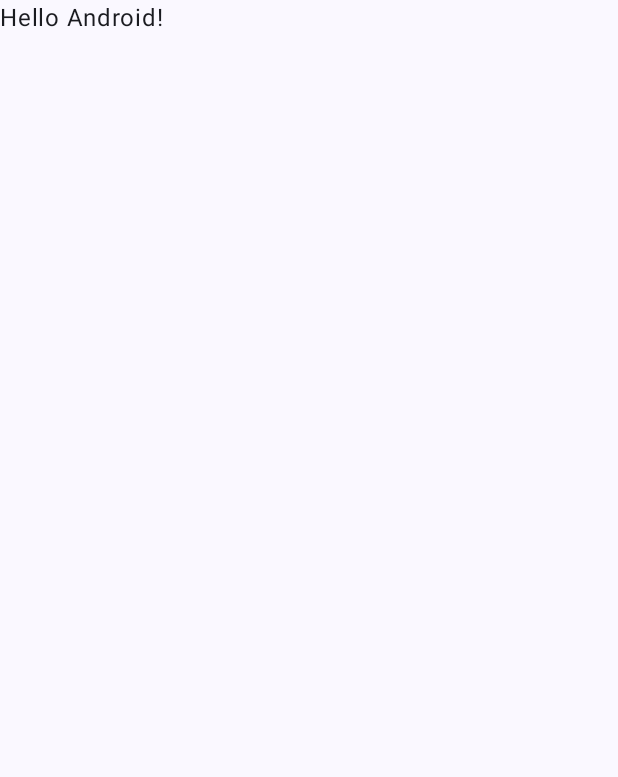
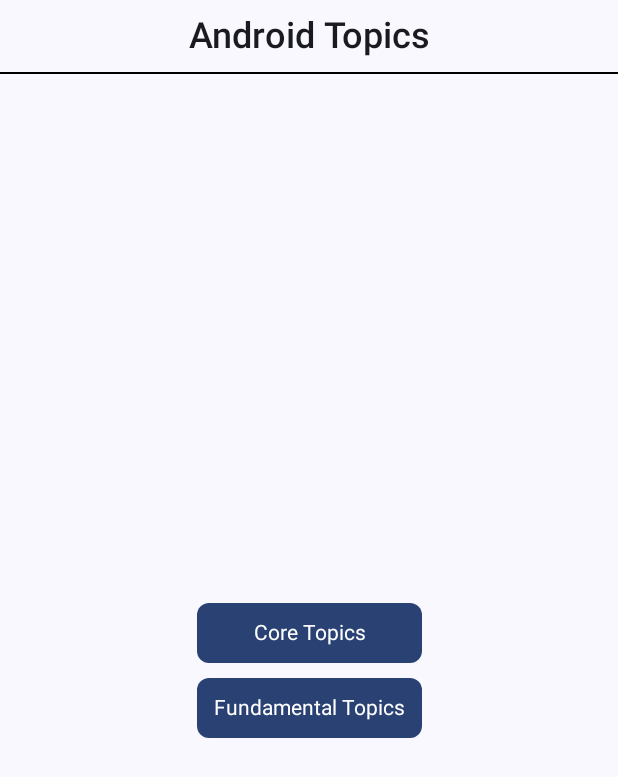
Before and after one commit to axatabyss/Android-Concept, an Android app built with Jetpack Compose: the screen it shows after launch (MainActivity), on a phone screen of 412 x 824 dp. Before the commit the part shown is almost empty. Shown: the top 777 px of the screen. Run offline under Robolectric (Android 15) with nearby library versions, the phone set to English and light mode, and no system bars.

Commit message:
Initial Button and Dashboard UI

```diff
--- a/app/build.gradle.kts
+++ b/app/build.gradle.kts
@@ -59,6 +59,11 @@ dependencies {
     implementation("androidx.compose.ui:ui-graphics")
     implementation("androidx.compose.ui:ui-tooling-preview")
     implementation("androidx.compose.material3:material3")
+
+    // Compose Navigation
+    implementation("androidx.navigation:navigation-compose:2.7.6")
+
+
     testImplementation("junit:junit:4.13.2")
     androidTestImplementation("androidx.test.ext:junit:1.1.5")
     androidTestImplementation("androidx.test.espresso:espresso-core:3.5.1")
--- a/app/src/main/java/com/axat/androidconcept/MainActivity.kt
+++ b/app/src/main/java/com/axat/androidconcept/MainActivity.kt
@@ -6,41 +6,26 @@ import androidx.activity.compose.setContent
 import androidx.compose.foundation.layout.fillMaxSize
 import androidx.compose.material3.MaterialTheme
 import androidx.compose.material3.Surface
-import androidx.compose.material3.Text
-import androidx.compose.runtime.Composable
 import androidx.compose.ui.Modifier
-import androidx.compose.ui.tooling.preview.Preview
+import androidx.navigation.compose.rememberNavController
 import com.axat.androidconcept.ui.theme.AndroidConceptTheme
+import com.axat.androidconcept.core.navigation.NavigationGraph
 
 class MainActivity : ComponentActivity() {
     override fun onCreate(savedInstanceState: Bundle?) {
         super.onCreate(savedInstanceState)
         setContent {
             AndroidConceptTheme {
-                // A surface container using the 'background' color from the theme
                 Surface(
                     modifier = Modifier.fillMaxSize(),
                     color = MaterialTheme.colorScheme.background
                 ) {
-                    Greeting("Android")
+
+                    val navController = rememberNavController()
+                    NavigationGraph(navController)
+
                 }
             }
         }
     }
 }
-
-@Composable
-fun Greeting(name: String, modifier: Modifier = Modifier) {
-    Text(
-        text = "Hello $name!",
-        modifier = modifier
-    )
-}
-
-@Preview(showBackground = true)
-@Composable
-fun GreetingPreview() {
-    AndroidConceptTheme {
-        Greeting("Android")
-    }
-}
--- /dev/null
+++ b/app/src/main/java/com/axat/androidconcept/core/navigation/NavigationGraph.kt
@@ -0,0 +1,27 @@
+package com.axat.androidconcept.core.navigation
+
+import androidx.activity.compose.BackHandler
+import androidx.compose.runtime.Composable
+import androidx.navigation.NavHostController
+import androidx.navigation.compose.NavHost
+import androidx.navigation.compose.composable
+import com.axat.androidconcept.features.presentation.HomeScreen
+
+
+@Composable
+fun NavigationGraph(
+    navController: NavHostController,
+) {
+
+    NavHost(
+        navController = navController,
+        startDestination = NavigationRoute.HOME_SCREEN
+    ) {
+
+        composable(NavigationRoute.HOME_SCREEN) {
+            HomeScreen(navController = navController)
+        }
+
+    }
+
+}
--- /dev/null
+++ b/app/src/main/java/com/axat/androidconcept/core/navigation/NavigationRoute.kt
@@ -0,0 +1,7 @@
+package com.axat.androidconcept.core.navigation
+
+object NavigationRoute {
+
+    const val HOME_SCREEN = "home_screen"
+
+}
--- /dev/null
+++ b/app/src/main/java/com/axat/androidconcept/features/presentation/HomeScreen.kt
@@ -0,0 +1,107 @@
+package com.axat.androidconcept.features.presentation
+
+import android.annotation.SuppressLint
+import androidx.compose.foundation.layout.Arrangement
+import androidx.compose.foundation.layout.Box
+import androidx.compose.foundation.layout.Column
+import androidx.compose.foundation.layout.PaddingValues
+import androidx.compose.foundation.layout.Row
+import androidx.compose.foundation.layout.fillMaxSize
+import androidx.compose.foundation.layout.height
+import androidx.compose.foundation.layout.padding
+import androidx.compose.foundation.layout.size
+import androidx.compose.foundation.layout.width
+import androidx.compose.foundation.shape.RoundedCornerShape
+import androidx.compose.material3.Button
+import androidx.compose.material3.Divider
+import androidx.compose.material3.Scaffold
+import androidx.compose.material3.Text
+import androidx.compose.runtime.Composable
+import androidx.compose.ui.Alignment
+import androidx.compose.ui.Modifier
+import androidx.compose.ui.graphics.Color
+import androidx.compose.ui.text.TextStyle
+import androidx.compose.ui.text.font.FontWeight
+import androidx.compose.ui.tooling.preview.Preview
+import androidx.compose.ui.unit.dp
+import androidx.compose.ui.unit.sp
+import androidx.navigation.NavController
+import com.axat.androidconcept.ui.component.bounceClick
+
+@SuppressLint("UnusedMaterial3ScaffoldPaddingParameter")
+@Composable
+fun HomeScreen(
+    navController: NavController
+) {
+
+    Scaffold() {
+        CenterScreen()
+    }
+
+}
+
+
+@Composable
+@Preview(showBackground = true)
+fun CenterScreen() {
+
+    Column(
+        verticalArrangement = Arrangement.Center,
+        horizontalAlignment = Alignment.CenterHorizontally,
+        modifier = Modifier.fillMaxSize()
+    ) {
+
+
+        Column(
+            verticalArrangement = Arrangement.Center,
+            horizontalAlignment = Alignment.CenterHorizontally,
+            modifier = Modifier.padding(vertical = 10.dp)
+        ) {
+            Text(
+                text = "Android Topics",
+                style = TextStyle(fontSize = 24.sp, fontWeight = FontWeight.W500)
+            )
+            Divider(modifier = Modifier.padding(vertical = 10.dp), color = Color.Black)
+        }
+
+
+        Column(
+            verticalArrangement = Arrangement.Center,
+            horizontalAlignment = Alignment.CenterHorizontally,
+            modifier = Modifier
+                .fillMaxSize()
+                .weight(1f)
+        ) {
+
+            PulsateButton("Core Topics") {
+
+            }
+
+            Box(modifier = Modifier.height(10.dp))
+
+            PulsateButton("Fundamental Topics") {
+
+            }
+
+        }
+
+    }
+
+}
+
+@Composable
+fun PulsateButton(
+    text: String, modifier: Modifier = Modifier, onClick: () -> Unit
+) {
+    Button(
+        onClick = onClick,
+        shape = RoundedCornerShape(8.dp),
+        contentPadding = PaddingValues(horizontal = 10.dp),
+        modifier = modifier
+            .height(40.dp)
+            .width(150.dp)
+            .bounceClick()
+    ) {
+        Text(text = text, style = TextStyle())
+    }
+}
--- /dev/null
+++ b/app/src/main/java/com/axat/androidconcept/ui/component/ButtonBounceEffect.kt
@@ -0,0 +1,47 @@
+package com.axat.androidconcept.ui.component
+
+import androidx.compose.animation.core.animateFloatAsState
+import androidx.compose.foundation.clickable
+import androidx.compose.foundation.gestures.awaitFirstDown
+import androidx.compose.foundation.gestures.waitForUpOrCancellation
+import androidx.compose.foundation.interaction.MutableInteractionSource
+import androidx.compose.runtime.getValue
+import androidx.compose.runtime.mutableStateOf
+import androidx.compose.runtime.remember
+import androidx.compose.runtime.setValue
+import androidx.compose.ui.Modifier
+import androidx.compose.ui.composed
+import androidx.compose.ui.graphics.graphicsLayer
+import androidx.compose.ui.input.pointer.pointerInput
+
+enum class ButtonState { Pressed, Idle }
+
+
+fun Modifier.bounceClick() = composed {
+    var buttonState by remember { mutableStateOf(ButtonState.Idle) }
+    val scale by animateFloatAsState(if (buttonState == ButtonState.Pressed) 0.70f else 1f,
+        label = ""
+    )
+
+    this
+        .graphicsLayer {
+            scaleX = scale
+            scaleY = scale
+        }
+        .clickable(
+            interactionSource = remember { MutableInteractionSource() },
+            indication = null,
+            onClick = {  }
+        )
+        .pointerInput(buttonState) {
+            awaitPointerEventScope {
+                buttonState = if (buttonState == ButtonState.Pressed) {
+                    waitForUpOrCancellation()
+                    ButtonState.Idle
+                } else {
+                    awaitFirstDown(false)
+                    ButtonState.Pressed
+                }
+            }
+        }
+}
```
